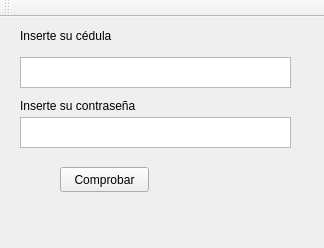
The window that Bank/clientinterface.ui (Mrjarkos/2019_1_d3_prc4_CabuyaAlberto_C-rdenasJavier_RoncancioBrayan) describes before a commit, drawn with Qt 5.
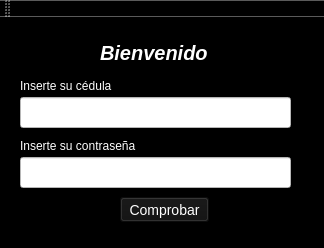
The same window after the commit. Icons and pictures are not drawn.

Diff of the .ui file:
```diff
--- a/Bank/clientinterface.ui
+++ b/Bank/clientinterface.ui
@@ -10,8 +10,47 @@
     <height>248</height>
    </rect>
   </property>
+  <property name="minimumSize">
+   <size>
+    <width>324</width>
+    <height>248</height>
+   </size>
+  </property>
+  <property name="maximumSize">
+   <size>
+    <width>324</width>
+    <height>248</height>
+   </size>
+  </property>
+  <property name="cursor">
+   <cursorShape>PointingHandCursor</cursorShape>
+  </property>
   <property name="windowTitle">
-   <string>ClientInterface</string>
+   <string>Interface Cliente</string>
+  </property>
+  <property name="windowIcon">
+   <iconset>
+    <normaloff>../../../../../Descargas/45587814-monedas-moneda-icono-de-moneda-vector-de-imagen-también-se-puede-utilizar-para-la-venta-el-viernes-neg.jpg</normaloff>../../../../../Descargas/45587814-monedas-moneda-icono-de-moneda-vector-de-imagen-también-se-puede-utilizar-para-la-venta-el-viernes-neg.jpg</iconset>
+  </property>
+  <property name="styleSheet">
+   <string notr="true">QWidget{
+background-color: black;
+color: #fff;
+}
+
+QLineEdit{
+background-color: white;
+color: #111;
+}
+
+QLabel{
+color: #fff;
+}
+QPushButton#pushButton{
+background-color: #111;
+color: #fff;
+font-size: 14px;
+}</string>
   </property>
   <widget class="QWidget" name="centralWidget">
    <property name="acceptDrops">
@@ -21,7 +60,7 @@
     <property name="geometry">
      <rect>
       <x>20</x>
-      <y>10</y>
+      <y>60</y>
       <width>201</width>
       <height>17</height>
      </rect>
@@ -30,31 +69,11 @@
      <string>Inserte su cédula</string>
     </property>
    </widget>
-   <widget class="QTextEdit" name="textEdit">
-    <property name="geometry">
-     <rect>
-      <x>20</x>
-      <y>40</y>
-      <width>271</width>
-      <height>31</height>
-     </rect>
-    </property>
-   </widget>
-   <widget class="QTextEdit" name="textEdit_2">
-    <property name="geometry">
-     <rect>
-      <x>20</x>
-      <y>100</y>
-      <width>271</width>
-      <height>31</height>
-     </rect>
-    </property>
-   </widget>
    <widget class="QPushButton" name="pushButton">
     <property name="geometry">
      <rect>
-      <x>60</x>
-      <y>150</y>
+      <x>120</x>
+      <y>180</y>
       <width>89</width>
       <height>25</height>
      </rect>
@@ -67,7 +86,7 @@
     <property name="geometry">
      <rect>
       <x>20</x>
-      <y>80</y>
+      <y>120</y>
       <width>171</width>
       <height>17</height>
      </rect>
@@ -76,6 +95,55 @@
      <string>Inserte su contraseña</string>
     </property>
    </widget>
+   <widget class="QLineEdit" name="Cedula">
+    <property name="geometry">
+     <rect>
+      <x>20</x>
+      <y>80</y>
+      <width>271</width>
+      <height>31</height>
+     </rect>
+    </property>
+   </widget>
+   <widget class="QLineEdit" name="Contrasena">
+    <property name="geometry">
+     <rect>
+      <x>20</x>
+      <y>140</y>
+      <width>271</width>
+      <height>31</height>
+     </rect>
+    </property>
+   </widget>
+   <widget class="QLabel" name="label_3">
+    <property name="geometry">
+     <rect>
+      <x>100</x>
+      <y>20</y>
+      <width>111</width>
+      <height>31</height>
+     </rect>
+    </property>
+    <property name="font">
+     <font>
+      <pointsize>15</pointsize>
+      <weight>75</weight>
+      <italic>true</italic>
+      <bold>true</bold>
+      <underline>false</underline>
+      <strikeout>false</strikeout>
+      <stylestrategy>PreferDefault</stylestrategy>
+     </font>
+    </property>
+    <property name="styleSheet">
+     <string notr="true">QLabel{
+color: #fff;
+}</string>
+    </property>
+    <property name="text">
+     <string>Bienvenido</string>
+    </property>
+   </widget>
   </widget>
   <widget class="QMenuBar" name="menuBar">
    <property name="geometry">
```
